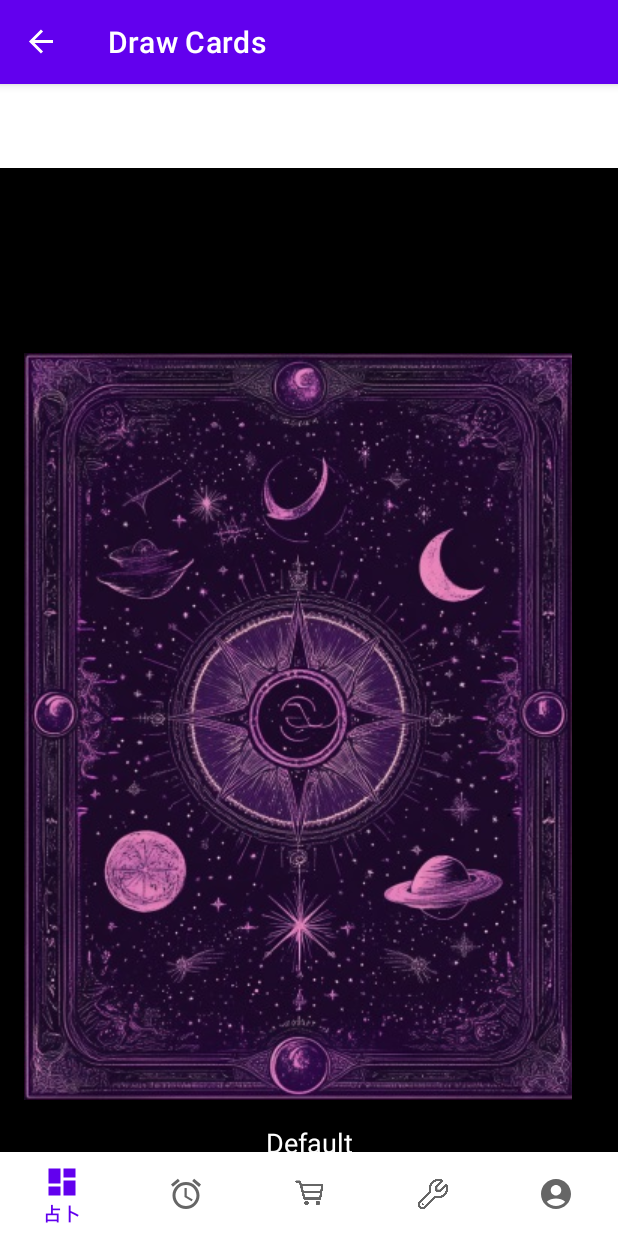
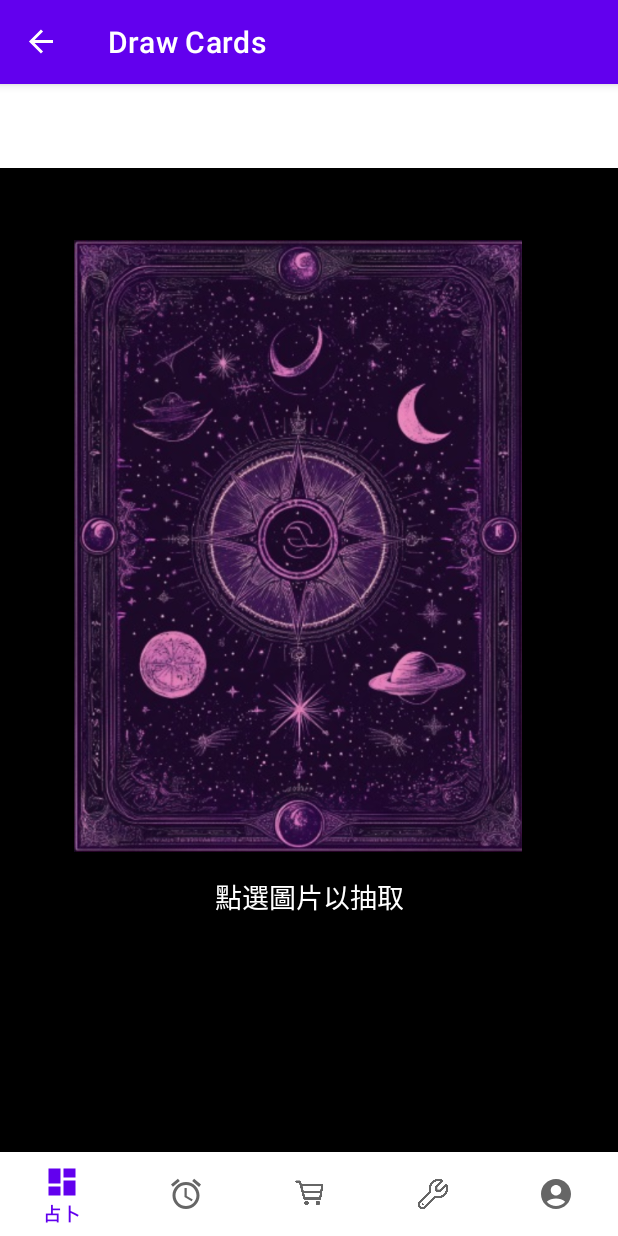
Before and after one commit to Alonsohsu/sosotalot, an Android app: the CardDrawingFragment screen opened through its navigation route, on a phone screen of 412 x 824 dp. Run offline under Robolectric (Android 15) with nearby library versions, the phone set to English and light mode, and no system bars; our stand-ins replace navigation-ui; libraries missing offline, so code that uses them is left out: org.tensorflow.lite.

Commit message:
1. 繁體

```diff
--- a/app/src/main/java/com/example/sosotalot/network/OpenAIService.kt
+++ b/app/src/main/java/com/example/sosotalot/network/OpenAIService.kt
@@ -17,6 +17,7 @@ object OpenAIService {
     suspend fun fetchTarotData(
         context: Context,
         question: String,
+        meaning: String,
         tarotCards: List<Pair<String, String>>? = null,
         type: TarotRequestType
     ): String? {
--- a/app/src/main/java/com/example/sosotalot/ui/tarot/LayoutSelectionFragment.kt
+++ b/app/src/main/java/com/example/sosotalot/ui/tarot/LayoutSelectionFragment.kt
@@ -53,7 +53,7 @@ class LayoutSelectionFragment : Fragment() {
     private fun navigateToCardDrawing(selectedLayout: TarotLayout, question: String) {
         val bundle = Bundle().apply {
             putInt("selectedLayoutId", selectedLayout.id)
-            putString("selectedDescription", selectedLayout.description)
+            putString("selectedMeaning", selectedLayout.meaning)
             putInt("selectedImageResId", selectedLayout.imageResId)
             putString("question", question)
         }
--- a/app/src/main/java/com/example/sosotalot/ui/tarot/QuestionInputFragment.kt
+++ b/app/src/main/java/com/example/sosotalot/ui/tarot/QuestionInputFragment.kt
@@ -59,6 +59,7 @@ class QuestionInputFragment : Fragment() {
             val responseJson = OpenAIService.fetchTarotData(
                 context = requireContext(),
                 question = question,
+                meaning = "",
                 type = OpenAIService.TarotRequestType.RECOMMENDED_LAYOUTS // ✅ 使用新 API
             )
 
--- a/app/src/main/res/layout/fragment_card_drawing.xml
+++ b/app/src/main/res/layout/fragment_card_drawing.xml
@@ -13,10 +13,12 @@
     <FrameLayout
         android:id="@+id/cardContainer"
         android:layout_width="match_parent"
-        android:layout_height="wrap_content"
+        android:layout_height="0dp"
         android:layout_marginTop="32dp"
         app:layout_constraintTop_toTopOf="parent"
-        app:layout_constraintBottom_toBottomOf="parent"/>
+        app:layout_constraintBottom_toTopOf="@id/progressBar"
+        app:layout_constraintHeight_percent="0.6"/>
+
 
     <!-- 进度条 (加载状态) -->
     <ProgressBar
@@ -34,7 +36,7 @@
         android:id="@+id/tarotResultText"
         android:layout_width="wrap_content"
         android:layout_height="wrap_content"
-        android:text="Default"
+        android:text="點選圖片以抽取"
         android:textSize="18sp"
         android:textColor="@android:color/white"
         app:layout_constraintTop_toBottomOf="@id/progressBar"
--- a/app/src/main/res/layout/fragment_question_input.xml
+++ b/app/src/main/res/layout/fragment_question_input.xml
@@ -22,7 +22,7 @@
         android:id="@+id/editTextQuestion"
         android:layout_width="0dp"
         android:layout_height="wrap_content"
-        android:hint="请输入您的问题"
+        android:hint="@string/input_quest"
         android:padding="8dp"
         app:layout_constraintTop_toBottomOf="@id/imageTop"
         app:layout_constraintStart_toStartOf="parent"
@@ -38,7 +38,6 @@
         app:layout_constraintStart_toStartOf="parent"
         app:layout_constraintEnd_toEndOf="parent" />
 
-    <!-- 在 FragmentQuestionInput 的布局文件中添加 -->
     <ProgressBar
         android:id="@+id/progressBar"
         android:layout_width="wrap_content"
--- a/app/src/main/res/layout/history_item.xml
+++ b/app/src/main/res/layout/history_item.xml
@@ -9,7 +9,7 @@
         android:id="@+id/tvQuestion"
         android:layout_width="match_parent"
         android:layout_height="wrap_content"
-        android:text="问题："
+        android:text="問題："
         android:textSize="16sp"
         android:textColor="#000000" />
 
--- a/app/src/main/res/values/strings.xml
+++ b/app/src/main/res/values/strings.xml
@@ -145,6 +145,7 @@
     - 整理所有牌的牌義和架構，總結出一個結論。
 
     **問題**: $question
+    **每張牌代表的意義**:meaning
     **抽到的塔羅牌**:
     ${tarotCards.joinToString("\n") { "- ${it.first} (${it.second})" }}
 
```
Also changed, not shown: app/src/main/java/com/example/sosotalot/ui/tarot/CardDrawingFragment.kt (+16 -9 lines).
